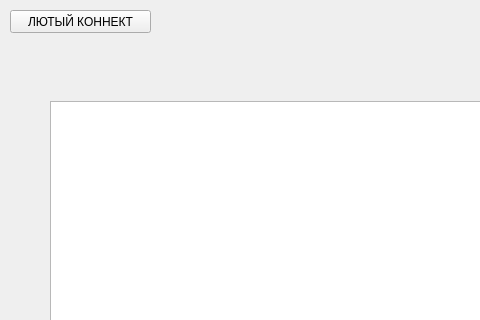
The window that client/mainwindow.ui (AltoKlef/QtChat) describes before a commit, drawn with Qt 5; both pictures show x 0 to 480 and y 0 to 320 of the 800 by 600 pixel window.
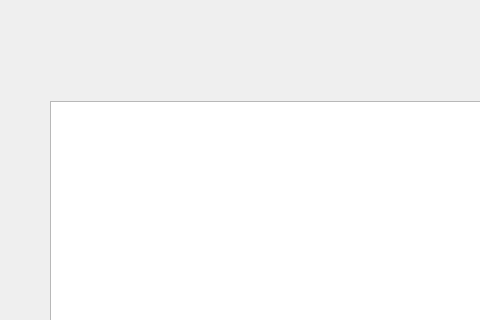
The same window after the commit.

Diff of the .ui file:
```diff
--- a/client/mainwindow.ui
+++ b/client/mainwindow.ui
@@ -14,19 +14,6 @@
    <string>MainWindow</string>
   </property>
   <widget class="QWidget" name="centralwidget">
-   <widget class="QPushButton" name="pushButton">
-    <property name="geometry">
-     <rect>
-      <x>10</x>
-      <y>10</y>
-      <width>141</width>
-      <height>23</height>
-     </rect>
-    </property>
-    <property name="text">
-     <string>ЛЮТЫЙ КОННЕКТ</string>
-    </property>
-   </widget>
    <widget class="QLineEdit" name="lineEdit">
     <property name="geometry">
      <rect>
```
